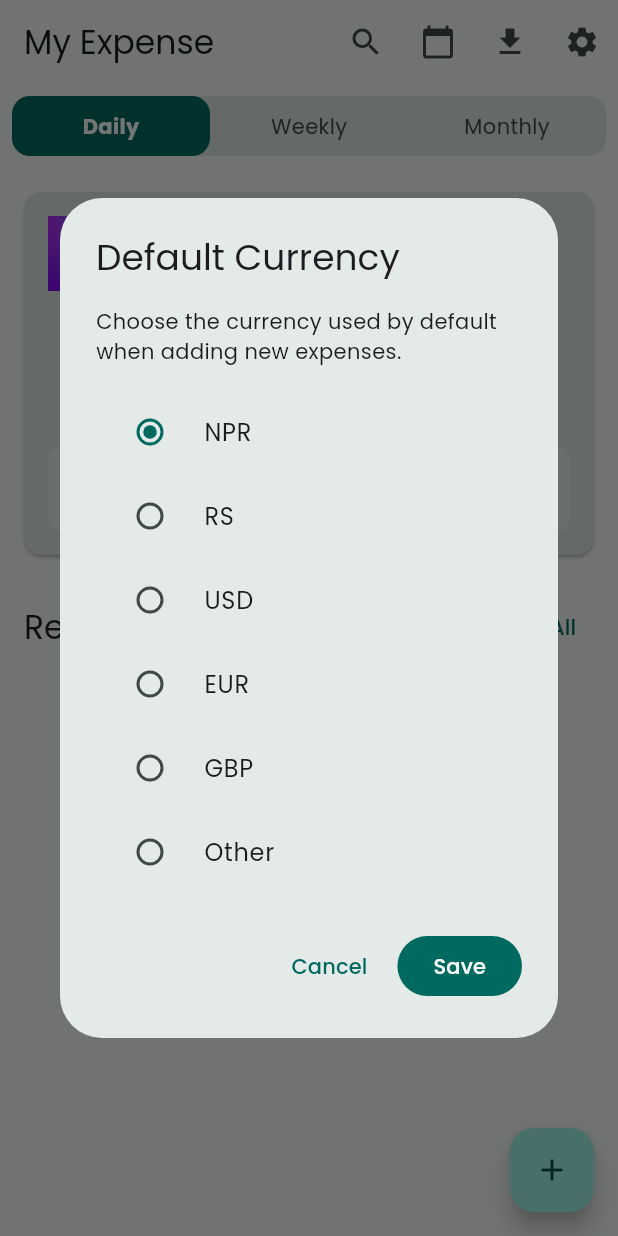
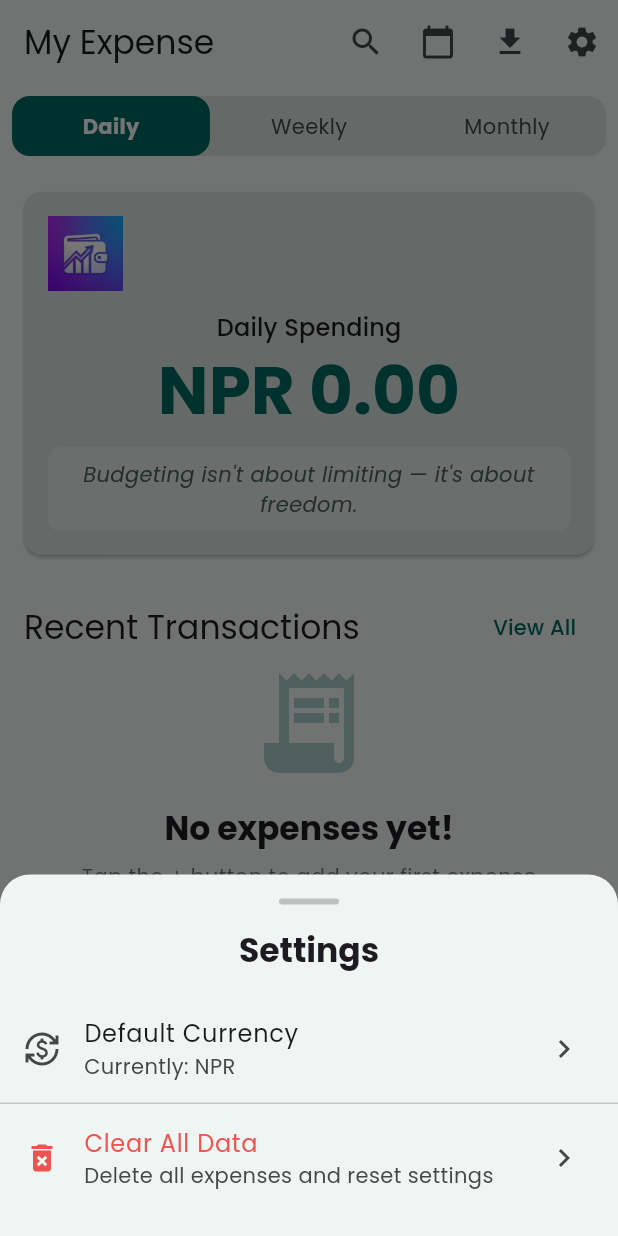
Before and after one commit to badalaryal11/Track-Expenses, a Flutter app: the screen it shows after launch, after a tap on the "settings" icon, on a phone screen of 412 x 824 dp. Run offline on Flutter 3.47's test engine with Material 3 defaults, Android fonts, the phone set to English and light mode, and no system bars; our stand-ins replace csv, fl_chart, google_fonts, hive, hive_flutter, share_plus; accounts and stored records are empty.

Commit message:
feat: add settings bottom sheet with functionality to clear all app data

```diff
--- a/lib/providers/expense_provider.dart
+++ b/lib/providers/expense_provider.dart
@@ -45,6 +45,16 @@ class ExpenseProvider with ChangeNotifier {
     _defaultCurrency = currency;
     final settingsBox = await Hive.openBox(_settingsBoxName);
     await settingsBox.put(_defaultCurrencyKey, currency);
+    notifyListeners();
+  }
+
+  /// Clears all expense data and resets settings.
+  Future<void> clearAllData() async {
+    await _repository.clearAll();
+    _expenses.clear();
+    _defaultCurrency = _fallbackCurrency;
+    final settingsBox = await Hive.openBox(_settingsBoxName);
+    await settingsBox.clear();
     notifyListeners();
   }
 
--- a/lib/repositories/expense_repository.dart
+++ b/lib/repositories/expense_repository.dart
@@ -57,4 +57,9 @@ class ExpenseRepository {
   Future<void> saveExpense(Expense expense) async {
     await expense.save();
   }
+
+  /// Clears all expenses from the database.
+  Future<void> clearAll() async {
+    await _expenseBox.clear();
+  }
 }
--- a/lib/screens/dashboard_screen.dart
+++ b/lib/screens/dashboard_screen.dart
@@ -114,7 +114,7 @@ class _DashboardScreenState extends State<DashboardScreen> {
           ),
           IconButton(
             onPressed: () {
-              _showDefaultCurrencyDialog(context, expenseProvider);
+              _showSettingsSheet(context, expenseProvider);
             },
             icon: const Icon(Icons.settings),
             tooltip: 'Settings',
@@ -416,4 +416,102 @@ class _DashboardScreenState extends State<DashboardScreen> {
       },
     );
   }
+
+  void _showSettingsSheet(BuildContext context, ExpenseProvider provider) {
+    showModalBottomSheet(
+      context: context,
+      shape: const RoundedRectangleBorder(
+        borderRadius: BorderRadius.vertical(top: Radius.circular(20)),
+      ),
+      builder: (ctx) {
+        return SafeArea(
+          child: Padding(
+            padding: const EdgeInsets.symmetric(vertical: 16),
+            child: Column(
+              mainAxisSize: MainAxisSize.min,
+              children: [
+                Container(
+                  width: 40,
+                  height: 4,
+                  margin: const EdgeInsets.only(bottom: 16),
+                  decoration: BoxDecoration(
+                    color: Theme.of(context).colorScheme.onSurfaceVariant.withValues(alpha: 0.3),
+                    borderRadius: BorderRadius.circular(2),
+                  ),
+                ),
+                Text(
+                  'Settings',
+                  style: Theme.of(context).textTheme.titleLarge?.copyWith(
+                    fontWeight: FontWeight.bold,
+                  ),
+                ),
+                const SizedBox(height: 16),
+                ListTile(
+                  leading: const Icon(Icons.currency_exchange),
+                  title: const Text('Default Currency'),
+                  subtitle: Text('Currently: ${provider.defaultCurrency}'),
+                  trailing: const Icon(Icons.chevron_right),
+                  onTap: () {
+                    Navigator.of(ctx).pop();
+                    _showDefaultCurrencyDialog(context, provider);
+                  },
+                ),
+                const Divider(height: 1),
+                ListTile(
+                  leading: Icon(Icons.delete_forever, color: Colors.red.shade400),
+                  title: Text(
+                    'Clear All Data',
+                    style: TextStyle(color: Colors.red.shade400),
+                  ),
+                  subtitle: const Text('Delete all expenses and reset settings'),
+                  trailing: const Icon(Icons.chevron_right),
+                  onTap: () {
+                    Navigator.of(ctx).pop();
+                    _showClearDataDialog(context, provider);
+                  },
+                ),
+              ],
+            ),
+          ),
+        );
+      },
+    );
+  }
+
+  void _showClearDataDialog(BuildContext context, ExpenseProvider provider) {
+    showDialog(
+      context: context,
+      builder: (ctx) {
+        return AlertDialog(
+          icon: Icon(Icons.warning_amber_rounded, color: Colors.red.shade400, size: 48),
+          title: const Text('Clear All Data?'),
+          content: const Text(
+            'This will permanently delete all your expenses and reset your settings. This action cannot be undone.',
+          ),
+          actions: [
+            TextButton(
+              onPressed: () => Navigator.of(ctx).pop(),
+              child: const Text('Cancel'),
+            ),
+            FilledButton(
+              style: FilledButton.styleFrom(
+                backgroundColor: Colors.red.shade400,
+              ),
+              onPressed: () async {
+                await provider.clearAllData();
+                setState(() => _selectedCurrency = null);
+                if (ctx.mounted) Navigator.of(ctx).pop();
+                if (context.mounted) {
+                  ScaffoldMessenger.of(context).showSnackBar(
+                    const SnackBar(content: Text('All data has been cleared')),
+                  );
+                }
+              },
+              child: const Text('Delete Everything'),
+            ),
+          ],
+        );
+      },
+    );
+  }
 }
```
